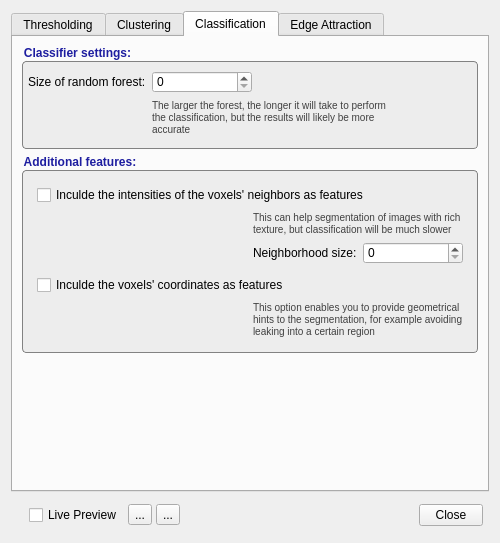
This is GUI/Qt/Windows/SpeedImageDialog.ui in pyushkevich/itksnap as Qt 5 draws it before an edit. The edited form follows.
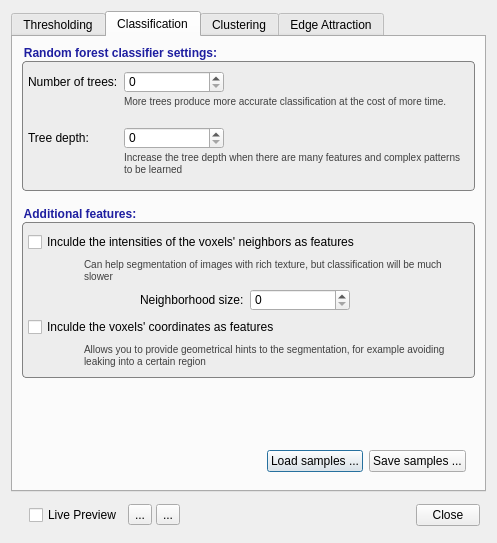
This is the edited form. Icons and pictures are not drawn. Custom widgets are drawn as their Qt base class.

Commit message: Improved RF GUI, added tree depth option, and added references to algorithms

What changed in the file:
```diff
--- a/GUI/Qt/Windows/SpeedImageDialog.ui
+++ b/GUI/Qt/Windows/SpeedImageDialog.ui
@@ -6,7 +6,7 @@
    <rect>
     <x>0</x>
     <y>0</y>
-    <width>500</width>
+    <width>497</width>
     <height>543</height>
    </rect>
   </property>
@@ -474,6 +474,357 @@
        </item>
       </layout>
      </widget>
+     <widget class="QWidget" name="tabClassify">
+      <attribute name="title">
+       <string>Classification</string>
+      </attribute>
+      <layout class="QVBoxLayout" name="verticalLayout_9">
+       <property name="spacing">
+        <number>16</number>
+       </property>
+       <item>
+        <widget class="QGroupBox" name="groupBox_2">
+         <property name="title">
+          <string>Random forest classifier settings:</string>
+         </property>
+         <layout class="QVBoxLayout" name="verticalLayout_7">
+          <property name="spacing">
+           <number>0</number>
+          </property>
+          <property name="leftMargin">
+           <number>0</number>
+          </property>
+          <property name="topMargin">
+           <number>0</number>
+          </property>
+          <property name="rightMargin">
+           <number>0</number>
+          </property>
+          <property name="bottomMargin">
+           <number>0</number>
+          </property>
+          <item>
+           <widget class="QWidget" name="widget_9" native="true">
+            <layout class="QFormLayout" name="formLayout">
+             <property name="verticalSpacing">
+              <number>2</number>
+             </property>
+             <property name="leftMargin">
+              <number>0</number>
+             </property>
+             <property name="topMargin">
+              <number>4</number>
+             </property>
+             <property name="rightMargin">
+              <number>0</number>
+             </property>
+             <property name="bottomMargin">
+              <number>4</number>
+             </property>
+             <item row="0" column="0">
+              <widget class="QLabel" name="label_18">
+               <property name="text">
+                <string>Number of trees:</string>
+               </property>
+              </widget>
+             </item>
+             <item row="0" column="1">
+              <widget class="QSpinBox" name="inClassifierTreeNumber">
+               <property name="minimumSize">
+                <size>
+                 <width>100</width>
+                 <height>0</height>
+                </size>
+               </property>
+               <property name="maximumSize">
+                <size>
+                 <width>100</width>
+                 <height>16777215</height>
+                </size>
+               </property>
+              </widget>
+             </item>
+             <item row="2" column="0">
+              <widget class="QLabel" name="label_19">
+               <property name="text">
+                <string>Tree depth:</string>
+               </property>
+              </widget>
+             </item>
+             <item row="2" column="1">
+              <widget class="QSpinBox" name="inClassifierTreeDepth">
+               <property name="minimumSize">
+                <size>
+                 <width>100</width>
+                 <height>0</height>
+                </size>
+               </property>
+               <property name="maximumSize">
+                <size>
+                 <width>100</width>
+                 <height>16777215</height>
+                </size>
+               </property>
+              </widget>
+             </item>
+             <item row="3" column="1">
+              <widget class="QLabel" name="label_20">
+               <property name="minimumSize">
+                <size>
+                 <width>250</width>
+                 <height>30</height>
+                </size>
+               </property>
+               <property name="styleSheet">
+                <string notr="true">font-size:10px;
+color: rgb(64, 64, 64);</string>
+               </property>
+               <property name="text">
+                <string>Increase the tree depth when there are many features and complex patterns to be learned</string>
+               </property>
+               <property name="alignment">
+                <set>Qt::AlignLeading|Qt::AlignLeft|Qt::AlignTop</set>
+               </property>
+               <property name="wordWrap">
+                <bool>true</bool>
+               </property>
+              </widget>
+             </item>
+             <item row="1" column="1">
+              <widget class="QLabel" name="label_23">
+               <property name="minimumSize">
+                <size>
+                 <width>250</width>
+                 <height>30</height>
+                </size>
+               </property>
+               <property name="styleSheet">
+                <string notr="true">font-size:10px;
+color: rgb(64, 64, 64);</string>
+               </property>
+               <property name="text">
+                <string>More trees produce more accurate classification at the cost of more time.</string>
+               </property>
+               <property name="alignment">
+                <set>Qt::AlignLeading|Qt::AlignLeft|Qt::AlignTop</set>
+               </property>
+               <property name="wordWrap">
+                <bool>true</bool>
+               </property>
+              </widget>
+             </item>
+            </layout>
+           </widget>
+          </item>
+         </layout>
+        </widget>
+       </item>
+       <item>
+        <widget class="QGroupBox" name="groupBox">
+         <property name="title">
+          <string>Additional features:</string>
+         </property>
+         <layout class="QVBoxLayout" name="verticalLayout_6">
+          <property name="spacing">
+           <number>0</number>
+          </property>
+          <property name="leftMargin">
+           <number>0</number>
+          </property>
+          <property name="topMargin">
+           <number>0</number>
+          </property>
+          <property name="rightMargin">
+           <number>0</number>
+          </property>
+          <property name="bottomMargin">
+           <number>0</number>
+          </property>
+          <item>
+           <widget class="QWidget" name="widget_10" native="true">
+            <layout class="QGridLayout" name="gridLayout_3">
+             <property name="leftMargin">
+              <number>0</number>
+             </property>
+             <property name="topMargin">
+              <number>4</number>
+             </property>
+             <property name="rightMargin">
+              <number>0</number>
+             </property>
+             <property name="bottomMargin">
+              <number>4</number>
+             </property>
+             <item row="2" column="3">
+              <widget class="QSpinBox" name="inClassifierPatchSize">
+               <property name="minimumSize">
+                <size>
+                 <width>100</width>
+                 <height>0</height>
+                </size>
+               </property>
+               <property name="toolTip">
+                <string>&lt;html&gt;&lt;head/&gt;&lt;body&gt;&lt;p&gt;The radius of the neighborhood used to produce additional features. When set to 1, the neighborhood size is 3x3x3 voxels. When set to 2, the neighborhood is 5x5x5 voxels, and so on.&lt;/p&gt;&lt;/body&gt;&lt;/html&gt;</string>
+               </property>
+              </widget>
+             </item>
+             <item row="2" column="2">
+              <widget class="QLabel" name="label_26">
+               <property name="text">
+                <string>Neighborhood size:</string>
+               </property>
+              </widget>
+             </item>
+             <item row="1" column="0">
+              <spacer name="horizontalSpacer_4">
+               <property name="orientation">
+                <enum>Qt::Horizontal</enum>
+               </property>
+               <property name="sizeType">
+                <enum>QSizePolicy::Fixed</enum>
+               </property>
+               <property name="sizeHint" stdset="0">
+                <size>
+                 <width>50</width>
+                 <height>20</height>
+                </size>
+               </property>
+              </spacer>
+             </item>
+             <item row="2" column="4">
+              <spacer name="horizontalSpacer_7">
+               <property name="orientation">
+                <enum>Qt::Horizontal</enum>
+               </property>
+               <property name="sizeType">
+                <enum>QSizePolicy::Expanding</enum>
+               </property>
+               <property name="sizeHint" stdset="0">
+                <size>
+                 <width>5</width>
+                 <height>20</height>
+                </size>
+               </property>
+              </spacer>
+             </item>
+             <item row="2" column="1">
+              <spacer name="horizontalSpacer_8">
+               <property name="orientation">
+                <enum>Qt::Horizontal</enum>
+               </property>
+               <property name="sizeType">
+                <enum>QSizePolicy::Fixed</enum>
+               </property>
+               <property name="sizeHint" stdset="0">
+                <size>
+                 <width>50</width>
+                 <height>20</height>
+                </size>
+               </property>
+              </spacer>
+             </item>
+             <item row="0" column="0" colspan="5">
+              <widget class="QCheckBox" name="inClassifyUsePatch">
+               <property name="text">
+                <string>Inculde the intensities of the voxels' neighbors as features</string>
+               </property>
+              </widget>
+             </item>
+             <item row="1" column="1" colspan="4">
+              <widget class="QLabel" name="label_21">
+               <property name="styleSheet">
+                <string notr="true">font-size:10px;
+color: rgb(64, 64, 64);</string>
+               </property>
+               <property name="text">
+                <string>Can help segmentation of images with rich texture, but classification will be much slower</string>
+               </property>
+               <property name="alignment">
+                <set>Qt::AlignLeading|Qt::AlignLeft|Qt::AlignTop</set>
+               </property>
+               <property name="wordWrap">
+                <bool>true</bool>
+               </property>
+              </widget>
+             </item>
+             <item row="3" column="0" colspan="5">
+              <widget class="QCheckBox" name="inClassifyUseCoordinates">
+               <property name="text">
+                <string>Inculde the voxels' coordinates as features</string>
+               </property>
+              </widget>
+             </item>
+             <item row="4" column="1" colspan="4">
+              <widget class="QLabel" name="label_22">
+               <property name="styleSheet">
+                <string notr="true">font-size:10px;
+color: rgb(64, 64, 64);</string>
+               </property>
+               <property name="text">
+                <string>Allows you to provide geometrical hints to the segmentation, for example avoiding leaking into a certain region</string>
+               </property>
+               <property name="alignment">
+                <set>Qt::AlignLeading|Qt::AlignLeft|Qt::AlignTop</set>
+               </property>
+               <property name="wordWrap">
+                <bool>true</bool>
+               </property>
+              </widget>
+             </item>
+            </layout>
+           </widget>
+          </item>
+         </layout>
+        </widget>
+       </item>
+       <item>
+        <spacer name="verticalSpacer_16">
+         <property name="orientation">
+          <enum>Qt::Vertical</enum>
+         </property>
+         <property name="sizeHint" stdset="0">
+          <size>
+           <width>20</width>
+           <height>40</height>
+          </size>
+         </property>
+        </spacer>
+       </item>
+       <item>
+        <widget class="QWidget" name="widget_11" native="true">
+         <layout class="QHBoxLayout" name="horizontalLayout_4">
+          <item>
+           <spacer name="horizontalSpacer_11">
+            <property name="orientation">
+             <enum>Qt::Horizontal</enum>
+            </property>
+            <property name="sizeHint" stdset="0">
+             <size>
+              <width>40</width>
+              <height>20</height>
+             </size>
+            </property>
+           </spacer>
+          </item>
+          <item>
+           <widget class="QPushButton" name="btnClassifyLoad">
+            <property name="text">
+             <string>Load samples ...</string>
+            </property>
+           </widget>
+          </item>
+          <item>
+           <widget class="QPushButton" name="btnClassifySave">
+            <property name="text">
+             <string>Save samples ...</string>
+            </property>
+           </widget>
+          </item>
+         </layout>
+        </widget>
+       </item>
+      </layout>
+     </widget>
      <widget class="QWidget" name="tabCluster">
       <attribute name="title">
        <string>Clustering</string>
@@ -896,253 +1247,6 @@
        </item>
       </layout>
      </widget>
-     <widget class="QWidget" name="tabClassify">
-      <attribute name="title">
-       <string>Classification</string>
-      </attribute>
-      <layout class="QVBoxLayout" name="verticalLayout_9">
-       <item>
-        <widget class="QGroupBox" name="groupBox_2">
-         <property name="title">
-          <string>Classifier settings:</string>
-         </property>
-         <layout class="QVBoxLayout" name="verticalLayout_7">
-          <property name="spacing">
-           <number>0</number>
-          </property>
-          <property name="leftMargin">
-           <number>0</number>
-          </property>
-          <property name="topMargin">
-           <number>0</number>
-          </property>
-          <property name="rightMargin">
-           <number>0</number>
-          </property>
-          <property name="bottomMargin">
-           <number>0</number>
-          </property>
-          <item>
-           <widget class="QWidget" name="widget_9" native="true">
-            <layout class="QFormLayout" name="formLayout">
-             <property name="fieldGrowthPolicy">
-              <enum>QFormLayout::FieldsStayAtSizeHint</enum>
-             </property>
-             <property name="leftMargin">
-              <number>0</number>
-             </property>
-             <property name="topMargin">
-              <number>4</number>
-             </property>
-             <property name="rightMargin">
-              <number>0</number>
-             </property>
-             <property name="bottomMargin">
-              <number>4</number>
-             </property>
-             <item row="0" column="0">
-              <widget class="QLabel" name="label_18">
-               <property name="text">
-                <string>Size of random forest:</string>
-               </property>
-              </widget>
-             </item>
-             <item row="0" column="1">
-              <widget class="QSpinBox" name="inClassifierTreeNumber">
-               <property name="minimumSize">
-                <size>
-                 <width>100</width>
-                 <height>0</height>
-                </size>
-               </property>
-              </widget>
-             </item>
-             <item row="1" column="1">
-              <widget class="QLabel" name="label_20">
-               <property name="minimumSize">
-                <size>
-                 <width>250</width>
-                 <height>40</height>
-                </size>
-               </property>
-               <property name="styleSheet">
-                <string notr="true">font-size:10px;
-color: rgb(64, 64, 64);</string>
-               </property>
-               <property name="text">
-                <string>The larger the forest, the longer it will take to perform the classification, but the results will likely be more accurate</string>
-               </property>
-               <property name="alignment">
-                <set>Qt::AlignLeading|Qt::AlignLeft|Qt::AlignTop</set>
-               </property>
-               <property name="wordWrap">
-                <bool>true</bool>
-               </property>
-              </widget>
-             </item>
-            </layout>
-           </widget>
-          </item>
-         </layout>
-        </widget>
-       </item>
-       <item>
-        <widget class="QGroupBox" name="groupBox">
-         <property name="title">
-          <string>Additional features:</string>
-         </property>
-         <layout class="QVBoxLayout" name="verticalLayout_6">
-          <property name="spacing">
-           <number>0</number>
-          </property>
-          <property name="leftMargin">
-           <number>0</number>
-          </property>
-          <property name="topMargin">
-           <number>0</number>
-          </property>
-          <property name="rightMargin">
-           <number>0</number>
-          </property>
-          <property name="bottomMargin">
-           <number>0</number>
-          </property>
-          <item>
-           <widget class="QWidget" name="widget_10" native="true">
-            <layout class="QGridLayout" name="gridLayout_3" columnstretch="1,0,0">
-             <item row="6" column="0" colspan="3">
-              <widget class="QCheckBox" name="inClassifyUseCoordinates">
-               <property name="text">
-                <string>Inculde the voxels' coordinates as features</string>
-               </property>
-              </widget>
-             </item>
-             <item row="1" column="1" colspan="2">
-              <widget class="QLabel" name="label_21">
-               <property name="maximumSize">
-                <size>
-                 <width>300</width>
-                 <height>16777215</height>
-                </size>
-               </property>
-               <property name="styleSheet">
-                <string notr="true">font-size:10px;
-color: rgb(64, 64, 64);</string>
-               </property>
-               <property name="text">
-                <string>This can help segmentation of images with rich texture, but classification will be much slower</string>
-               </property>
-               <property name="alignment">
-                <set>Qt::AlignLeading|Qt::AlignLeft|Qt::AlignTop</set>
-               </property>
-               <property name="wordWrap">
-                <bool>true</bool>
-               </property>
-              </widget>
-             </item>
-             <item row="2" column="1" alignment="Qt::AlignRight">
-              <widget class="QLabel" name="label_26">
-               <property name="text">
-                <string>Neighborhood size:</string>
-               </property>
-              </widget>
-             </item>
-             <item row="2" column="2" alignment="Qt::AlignLeft">
-              <widget class="QSpinBox" name="inClassifierPatchSize">
-               <property name="minimumSize">
-                <size>
-                 <width>100</width>
-                 <height>0</height>
-                </size>
-               </property>
-               <property name="toolTip">
-                <string>&lt;html&gt;&lt;head/&gt;&lt;body&gt;&lt;p&gt;The radius of the neighborhood used to produce additional features. When set to 1, the neighborhood size is 3x3x3 voxels. When set to 2, the neighborhood is 5x5x5 voxels, and so on.&lt;/p&gt;&lt;/body&gt;&lt;/html&gt;</string>
-               </property>
-              </widget>
-             </item>
-             <item row="1" column="0">
-              <spacer name="horizontalSpacer_4">
-               <property name="orientation">
-                <enum>Qt::Horizontal</enum>
-               </property>
-               <property name="sizeType">
-                <enum>QSizePolicy::Fixed</enum>
-               </property>
-               <property name="sizeHint" stdset="0">
-                <size>
-                 <width>60</width>
-                 <height>20</height>
-                </size>
-               </property>
-              </spacer>
-             </item>
-             <item row="5" column="1" colspan="2">
-              <spacer name="verticalSpacer_16">
-               <property name="orientation">
-                <enum>Qt::Vertical</enum>
-               </property>
-               <property name="sizeType">
-                <enum>QSizePolicy::Fixed</enum>
-               </property>
-               <property name="sizeHint" stdset="0">
-                <size>
-                 <width>20</width>
-                 <height>5</height>
-                </size>
-               </property>
-              </spacer>
-             </item>
-             <item row="0" column="0" colspan="3">
-              <widget class="QCheckBox" name="inClassifyUsePatch">
-               <property name="text">
-                <string>Inculde the intensities of the voxels' neighbors as features</string>
-               </property>
-              </widget>
-             </item>
-             <item row="7" column="1" colspan="2">
-              <widget class="QLabel" name="label_22">
-               <property name="maximumSize">
-                <size>
-                 <width>300</width>
-                 <height>16777215</height>
-                </size>
-               </property>
-               <property name="styleSheet">
-                <string notr="true">font-size:10px;
-color: rgb(64, 64, 64);</string>
-               </property>
-               <property name="text">
-                <string>This option enables you to provide geometrical hints to the segmentation, for example avoiding leaking into a certain region</string>
-               </property>
-               <property name="alignment">
-                <set>Qt::AlignLeading|Qt::AlignLeft|Qt::AlignTop</set>
-               </property>
-               <property name="wordWrap">
-                <bool>true</bool>
-               </property>
-              </widget>
-             </item>
-            </layout>
-           </widget>
-          </item>
-         </layout>
-        </widget>
-       </item>
-       <item>
-        <spacer name="verticalSpacer_7">
-         <property name="orientation">
-          <enum>Qt::Vertical</enum>
-         </property>
-         <property name="sizeHint" stdset="0">
-          <size>
-           <width>20</width>
-           <height>40</height>
-          </size>
-         </property>
-        </spacer>
-       </item>
-      </layout>
-     </widget>
      <widget class="QWidget" name="tabEdgeAttraction">
       <attribute name="title">
        <string>Edge Attraction</string>
```
Left out of the diff: 2 changed lines with no effect on the pictures. The commit also changes 14 other files.
